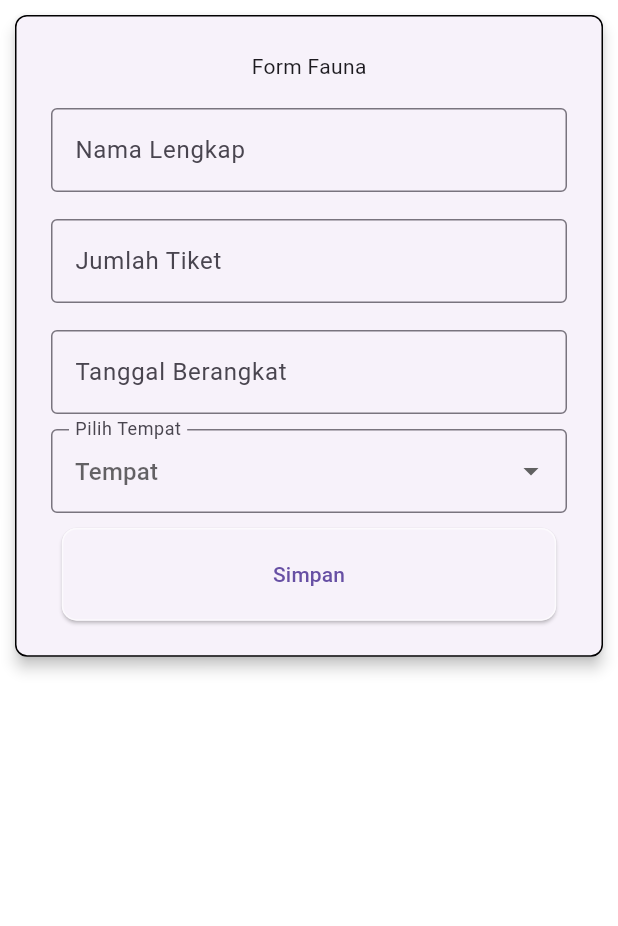
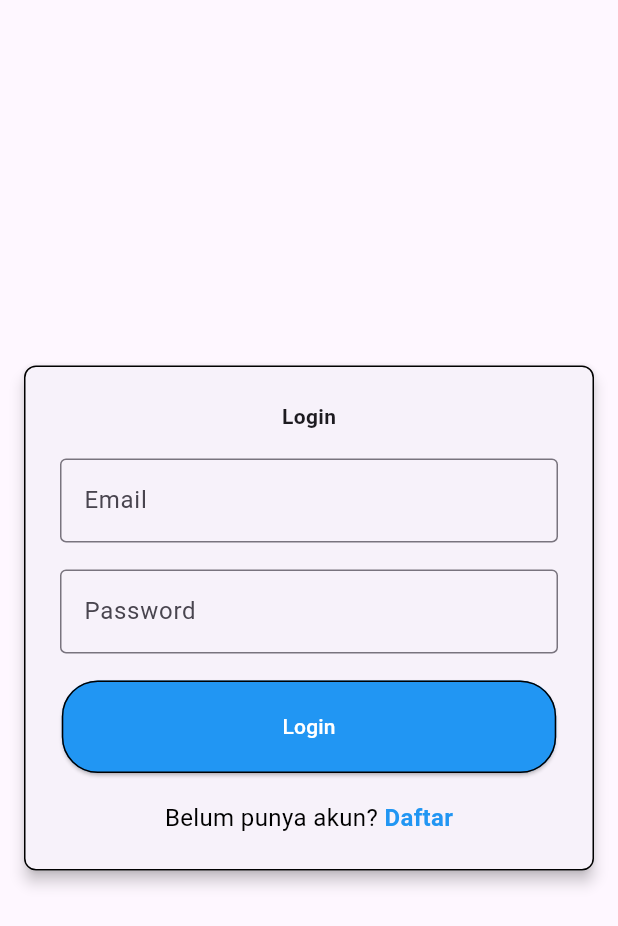
Before and after one commit to angga46/belajarflutter, a Flutter app: the screen it shows after launch, on a phone screen of 412 x 824 dp. Shown: the top 926 px of the screen. Run offline on Flutter 3.47's test engine with Material 3 defaults, Android fonts, the phone set to English and light mode, and no system bars; our stand-ins replace shared_preferences; key blocks and very long unbroken strings in the code were emptied for the run.

Commit message:
flutter new

```diff
--- a/lib/fauna/detail_fauna_screen.dart
+++ b/lib/fauna/list_fauna.dart
@@ -22,7 +22,7 @@ class DetailFaunaScreen extends StatelessWidget {
           width: double.infinity,
           decoration: BoxDecoration(
             image: DecorationImage(
-              image: AssetImage("assets/images/"),
+              image: AssetImage("assets/images/harimau.jpg"),
               fit: BoxFit.cover,
             ),
           ),
--- a/lib/main.dart
+++ b/lib/main.dart
@@ -1,21 +1,26 @@
 import 'package:belajar_flutter/column_widget.dart';
 import 'package:belajar_flutter/container_widget.dart';
-import 'package:belajar_flutter/fauna/detail_fauna_screen.dart';
-import 'package:belajar_flutter/fauna/detail_wisata_screen.dart';
+import 'package:belajar_flutter/fauna/list_fauna.dart';
+import 'package:belajar_flutter/fauna/detail_fauna.dart';
 import 'package:belajar_flutter/gridview/grid_basic.dart';
 import 'package:belajar_flutter/gridview/grid_builder.dart';
 import 'package:belajar_flutter/gridview/grid_count.dart';
 import 'package:belajar_flutter/gridview/latihan_grid.dart';
 import 'package:belajar_flutter/gridview/latihan_grid.dart';
 import 'package:belajar_flutter/latihan_row&column.dart';
+import 'package:belajar_flutter/latihan_satu.dart';
 import 'package:belajar_flutter/listview_basic.dart';
 import 'package:belajar_flutter/logo_widget.dart';
 import 'package:belajar_flutter/screens/about_screen.dart';
 import 'package:belajar_flutter/screens/form_screen.dart';
 import 'package:belajar_flutter/screens/home_screen.dart';
 import 'package:belajar_flutter/screens/Navigator.dart';
-import 'package:belajar_flutter/fauna/detail_fauna_screen.dart';
-import 'package:belajar_flutter/fauna/detail_wisata_screen.dart';
+import 'package:belajar_flutter/fauna/detail_fauna.dart';
+import 'package:belajar_flutter/fauna/detail_fauna.dart';
+import 'package:belajar_flutter/screens/login_screen.dart';
+import 'package:belajar_flutter/screens/profile_screen.dart';
+import 'package:belajar_flutter/screens/register_screen.dart';
+import 'package:shared_preferences/shared_preferences.dart';
 import 'package:flutter/material.dart';
 
 void main() {
@@ -30,28 +35,48 @@ class MyApp extends StatelessWidget {
     return MaterialApp(
       debugShowCheckedModeBanner: false,
       title: "Ini Project Flutter Pertamaku",
-      initialRoute: '/',
-      routes: {
-        '/': (context) => FaunaForm(),
-
-      },
+      home: CheckAuth(),
     );
   }
 }
 
-class TextWidget extends StatelessWidget {
-  const TextWidget({
-    super.key,
-  });
+class CheckAuth extends StatefulWidget {
+  @override
+  _CheckAuthState createState() => _CheckAuthState();
+}
+
+class _CheckAuthState extends State<CheckAuth> {
+  bool isAuth = false;
+
+  @override
+  void initState() {
+    super.initState();
+    _checkIfLoggedIn();
+  }
+
+  void _checkIfLoggedIn() async {
+    SharedPreferences localStorage = await SharedPreferences.getInstance();
+    var token = localStorage.getString('token');
+    if (token != null) {
+      if (mounted) {
+        setState(() {
+          isAuth = true;
+        });
+      }
+    }
+  }
 
   @override
   Widget build(BuildContext context) {
-    return Center(
-      child: Text(
-        "Hello ",
-        style: TextStyle(
-            color: Colors.black54, fontSize: 24, fontWeight: FontWeight.bold),
-      ),
+    Widget child;
+    if (isAuth) {
+      child = BottomNavigationMenu();
+    } else {
+      child = LoginScreen();
+    }
+
+    return Scaffold(
+      body: child,
     );
   }
 }
@@ -69,9 +94,9 @@ class _BottomNavigationMenuState extends State<BottomNavigationMenu> {
 
   List _pages = [
     HomeScreen(),
-    ListnView(),
-    LatihanGrid(),
-    ContainerWidget()
+    ListFaunaScreen(),
+    FormBoking(),
+    ProfileScreen()
   ];
 
   _changeTab(int index) {
@@ -82,20 +107,20 @@ class _BottomNavigationMenuState extends State<BottomNavigationMenu> {
 
   Widget build(BuildContext context) {
     return Scaffold(
-      appBar: AppBar(),
       body: _pages[_selectedTab],
       bottomNavigationBar: BottomNavigationBar(
         currentIndex: _selectedTab,
         onTap: (index) => _changeTab(index),
-        selectedItemColor: Colors.orange,
+        selectedItemColor: Colors.blue,
         unselectedItemColor: Colors.grey,
         items: [
           BottomNavigationBarItem(icon: Icon(Icons.home), label: "Home"),
-          BottomNavigationBarItem(icon: Icon(Icons.person), label: "ListView"),
           BottomNavigationBarItem(
-              icon: Icon(Icons.grid_3x3_outlined), label: "GridView"),
+              icon: Icon(Icons.car_rental_rounded), label: "Wisata"),
           BottomNavigationBarItem(
-              icon: Icon(Icons.contact_mail), label: "Container"),
+              icon: Icon(Icons.payments_rounded), label: "Beli Tiket"),
+          BottomNavigationBarItem(
+              icon: Icon(Icons.account_balance_wallet), label: "Profil"),
         ],
       ),
     );
--- a/lib/screens/form_screen.dart
+++ b/lib/screens/form_screen.dart
@@ -3,14 +3,14 @@ import 'package:intl/intl.dart';
 import 'package:belajar_flutter/helpers/size_helper.dart';
 import 'package:belajar_flutter/screens/output_form_screen.dart';
 
-class FaunaForm extends StatefulWidget {
-  const FaunaForm({super.key});
+class FormBoking extends StatefulWidget {
+  const FormBoking({super.key});
 
   @override
-  State<FaunaForm> createState() => _FaunaFormState();
+  State<FormBoking> createState() => _FormBokingState();
 }
 
-class _FaunaFormState extends State<FaunaForm> {
+class _FormBokingState extends State<FormBoking> {
   final _formKey = GlobalKey<FormState>();
   final _scaffoldKey = GlobalKey<ScaffoldState>();
 
--- /dev/null
+++ b/lib/screens/login_screen.dart
@@ -0,0 +1,184 @@
+import 'dart:convert';
+
+import 'package:belajar_flutter/helpers/size_helper.dart';
+import 'package:belajar_flutter/main.dart';
+import 'package:belajar_flutter/providers/api.dart';
+import 'package:belajar_flutter/screens/register_screen.dart';
+import 'package:flutter/material.dart';
+import 'package:shared_preferences/shared_preferences.dart';
+
+class LoginScreen extends StatefulWidget {
+  LoginScreen({super.key});
+
+  @override
+  State<LoginScreen> createState() => _LoginScreenState();
+}
+
+class _LoginScreenState extends State<LoginScreen> {
+  final _formKey = GlobalKey<FormState>();
+  final _scaffoldKey = GlobalKey<ScaffoldState>();
+
+  var _isLoading = false;
+  bool _isHiddenPassword = true;
+
+  // mendeskripsikan variabel input
+  TextEditingController emailController = TextEditingController();
+  TextEditingController passwordController = TextEditingController();
+  @override
+  Widget build(BuildContext context) {
+    return SafeArea(
+      child: Container(
+        height: double.infinity,
+        width: double.infinity,
+        child: Center(
+          child: SingleChildScrollView(
+            child: Column(
+              mainAxisAlignment: MainAxisAlignment.center,
+              children: [
+                Card(
+                  elevation: 4,
+                  margin: EdgeInsets.all(16),
+                  shape: RoundedRectangleBorder(
+                    side: BorderSide(color: Colors.black),
+                    borderRadius: BorderRadius.circular(8),
+                  ),
+                  child: Padding(
+                    padding: EdgeInsets.all(24),
+                    child: Form(
+                      key: _formKey,
+                      child: Column(
+                        mainAxisAlignment: MainAxisAlignment.center,
+                        children: [
+                          Text(
+                            "Login",
+                            style: TextStyle(fontWeight: FontWeight.bold),
+                          ),
+                          SizedBox(height: 18),
+                          TextFormField(
+                            controller: emailController,
+                            decoration: InputDecoration(
+                              hintText: "Email",
+                              border: OutlineInputBorder(),
+                            ),
+                            validator: (value) {
+                              if (value!.isEmpty) {
+                                return 'Masukkan Email';
+                              }
+                              return null;
+                            },
+                          ),
+                          SizedBox(height: 18),
+                          TextFormField(
+                            controller: passwordController,
+                            obscureText: _isHiddenPassword,
+                            decoration: InputDecoration(
+                              hintText: "Password",
+                              border: OutlineInputBorder(),
+                            ),
+                            validator: (value) {
+                              if (value!.isEmpty) {
+                                return 'Masukkan Password';
+                              }
+                              return null;
+                            },
+                          ),
+                          SizedBox(height: 18),
+                          SizedBox(
+                            width: displayWidth(context) * 0.8,
+                            height: displayHeight(context) * 0.075,
+                            child: ElevatedButton(
+                              style: ButtonStyle(
+                                backgroundColor:
+                                    MaterialStateProperty.all(Colors.blue),
+                                shape: MaterialStateProperty.all<
+                                    RoundedRectangleBorder>(
+                                  RoundedRectangleBorder(
+                                    borderRadius: BorderRadius.circular(24),
+                                    side: BorderSide(color: Colors.black),
+                                  ),
+                                ),
+                              ),
+                              child: Text(
+                                "Login",
+                                style: TextStyle(color: Colors.white),
+                              ),
+                              onPressed: () {
+                                _login();
+                              },
+                            ),
+                          ),
+                          SizedBox(height: 18),
+                          Row(
+                            mainAxisAlignment: MainAxisAlignment.center,
+                            children: [
+                              Text(
+                                "Belum punya akun? ",
+                                style: TextStyle(
+                                  color: Colors.black,
+                                  fontSize: 16,
+                                ),
+                              ),
+                              InkWell(
+                                onTap: () {
+                                  Navigator.push(
+                                      context,
+                                      new MaterialPageRoute(
+                                          builder: (context) =>
+                                              RegisterScreen()));
+                                },
+                                child: Text(
+                                  'Daftar',
+                                  style: TextStyle(
+                                    color: Colors.blue,
+                                    fontSize: 16.0,
+                                    decoration: TextDecoration.none,
+                                    fontWeight: FontWeight.bold,
+                                  ),
+                                ),
+                              ),
+                            ],
+                          )
+                        ],
+                      ),
+                    ),
+                  ),
+                ),
+              ],
+            ),
+          ),
+        ),
+      ),
+    );
+  }
+
+  void _login() async {
+    final isValid = _formKey.currentState!.validate();
+    if (!isValid) {
+      return;
+    } else {
+      _formKey.currentState!.save();
+      String email = emailController.text;
+      String password = passwordController.text;
+
+      var data = {'email': email, 'password': password};
+      var res = await Api().auth(data, '/login');
+
+      var body = json.decode(res.body);
+      _formKey.currentState!.save();
+
+      if (res.statusCode == 200) {
+        SharedPreferences localStorage = await SharedPreferences.getInstance();
+        localStorage.setString('token', json.encode(body['token']));
+        localStorage.setString('user', json.encode(body['user']));
+        Navigator.pushReplacement(
+          context,
+          new MaterialPageRoute(builder: (context) => BottomNavigationMenu()),
+        );
+      } else {
+        setState(() {
+          _isLoading = false;
+        });
+      }
+    }
+  }
+}
--- a/pubspec.yaml
+++ b/pubspec.yaml
@@ -36,6 +36,8 @@ dependencies:
   # Use with the CupertinoIcons class for iOS style icons.
   cupertino_icons: ^1.0.2
   intl: ^0.19.0
+  shared_preferences: ^2.2.2
+  http: ^1.2.0
 
 dev_dependencies:
   flutter_test:
```
Also changed, not shown: lib/container_widget2.dart (+35 -35 lines), lib/fauna/detail_fauna.dart (renamed from lib/fauna/detail_wisata_screen.dart, +15 -14 lines), lib/providers/api.dart (added, +43 -0 lines), lib/screens/home_screen.dart (+5 -3 lines), lib/screens/profile_screen.dart (added, +74 -0 lines), lib/screens/register_screen.dart (added, +211 -0 lines), assets/img/dino.jpg (added), pubspec.lock, 1 other file.
